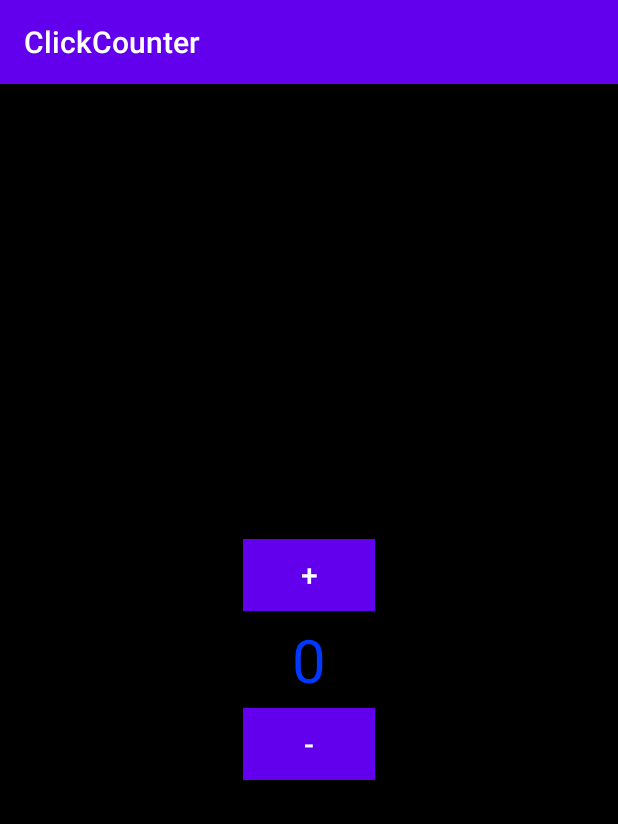
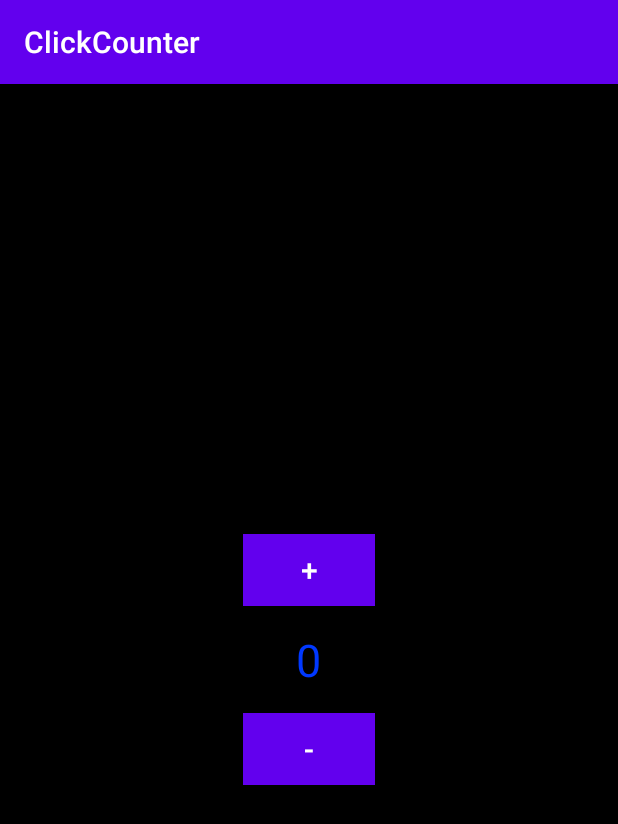
Before and after one commit to Erdodif/ClickCounter, an Android app: the screen it shows after launch (MainActivity), on a phone screen of 412 x 824 dp. Shown: the top 824 px of the screen. Run offline under Robolectric (Android 15) with nearby library versions, the phone set to English and light mode, and no system bars.

Commit message:
Elsődleges funkciók megvalósítása

```diff
--- a/app/src/main/java/com/example/clickcounter/MainActivity.kt
+++ b/app/src/main/java/com/example/clickcounter/MainActivity.kt
@@ -1,12 +1,50 @@
 package com.example.clickcounter
 
+import android.graphics.Color
 import androidx.appcompat.app.AppCompatActivity
 import android.os.Bundle
+import android.widget.Button
+import android.widget.TextView
 
 class MainActivity : AppCompatActivity() {
-
+    lateinit var szoveg : TextView
+    lateinit var plusz : Button
+    lateinit var minusz : Button
     override fun onCreate(savedInstanceState: Bundle?) {
         super.onCreate(savedInstanceState)
         setContentView(R.layout.activity_main)
+        init()
+        plusz.setOnClickListener(){
+            setAllas(jelenAllas() + 1)
+        }
+        minusz.setOnClickListener(){
+            setAllas(jelenAllas() - 1)
+        }
+        szoveg.setOnLongClickListener(){
+            setAllas(0)
+        }
+    }
+
+    fun init(){
+        szoveg = findViewById(R.id.Szam)
+        plusz = findViewById(R.id.Plusz)
+        minusz = findViewById(R.id.Minusz)
+    }
+
+    fun jelenAllas():Int{
+        return Integer.parseInt(szoveg.text.toString())
+    }
+    fun setAllas(allas:Int): Boolean {
+        szoveg.text = allas.toString();
+        if (allas == 0){
+            szoveg.setTextColor(Color.rgb(0,56,255))
+        }
+        else if(allas > 0){
+            szoveg.setTextColor(Color.rgb(255,56,0))
+        }
+        else{
+            szoveg.setTextColor(Color.rgb(0,255,56))
+        }
+        return true
     }
 }
--- a/app/src/main/res/layout/activity_main.xml
+++ b/app/src/main/res/layout/activity_main.xml
@@ -14,14 +14,14 @@
         android:text="0"
         android:layout_centerInParent="true"
         android:textColor="@color/colorKek"
-        android:textSize="40sp"/>
+        android:textSize="30sp"/>
     <Button
         android:id="@+id/Plusz"
         android:layout_width="wrap_content"
         android:layout_height="wrap_content"
         android:paddingHorizontal="25sp"
         android:paddingVertical="10sp"
-        android:layout_marginBottom="5sp"
+        android:layout_marginBottom="15sp"
         android:text="+"
         android:layout_above="@id/Szam"
         android:layout_centerInParent="true"
@@ -35,7 +35,7 @@
         android:layout_height="wrap_content"
         android:paddingHorizontal="25sp"
         android:paddingVertical="10sp"
-        android:layout_marginTop="5sp"
+        android:layout_marginTop="15sp"
         android:text="-"
         android:layout_below="@id/Szam"
         android:layout_centerInParent="true"
```
